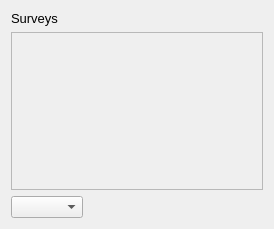
Old version of the form falconer/ui/surveys.ui in the repository EarToEarOak/Wild-Find.
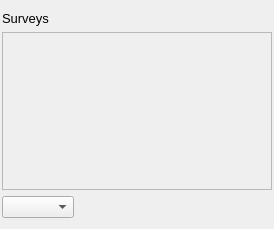
New version of the form.

What changed in the file:
```diff
--- a/falconer/ui/surveys.ui
+++ b/falconer/ui/surveys.ui
@@ -20,6 +20,12 @@
    <string>Form</string>
   </property>
   <layout class="QVBoxLayout" name="verticalLayout">
+   <property name="leftMargin">
+    <number>2</number>
+   </property>
+   <property name="rightMargin">
+    <number>2</number>
+   </property>
    <item>
     <widget class="QLabel" name="label">
      <property name="font">
```
Left out of the diff: 3 changed lines with no effect on the pictures.
